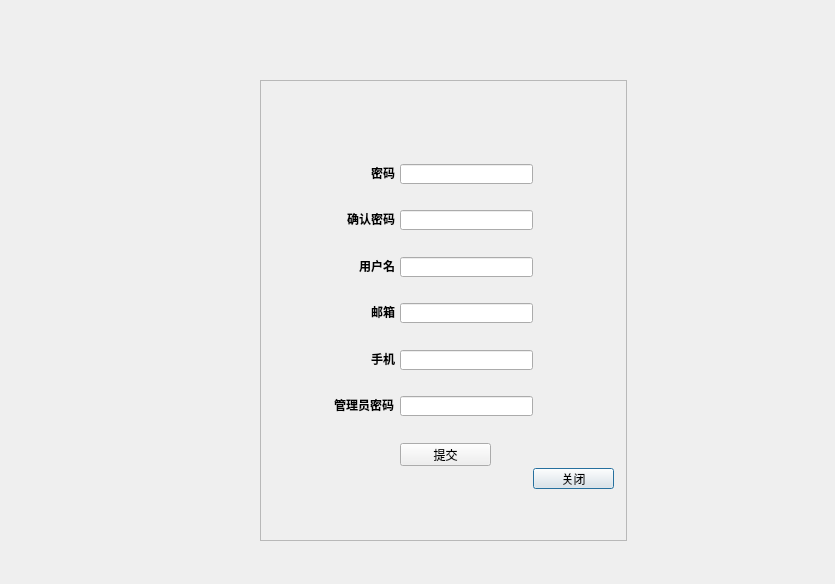
lwher/Library-System, file modify.ui: the form before one commit.
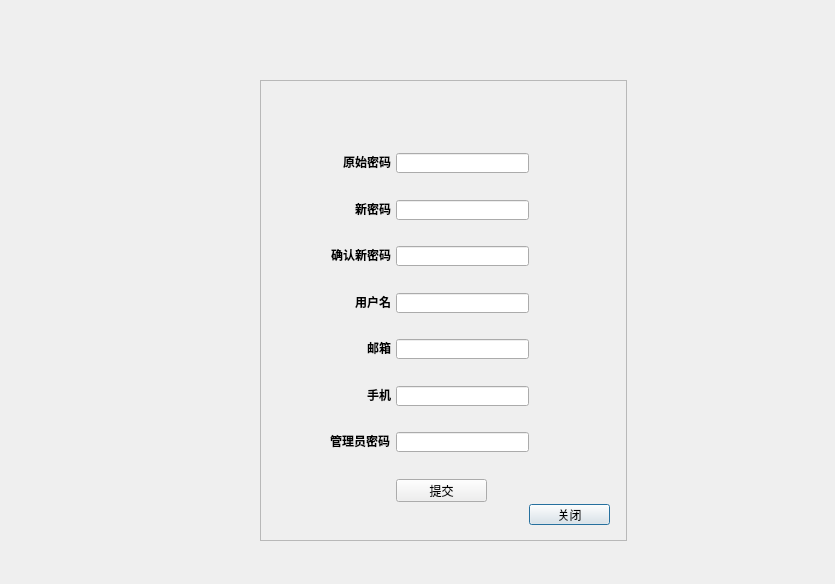
The form after the commit. Icons and pictures are not drawn.

```diff
--- a/modify.ui
+++ b/modify.ui
@@ -35,128 +35,11 @@
     <enum>QFrame::Raised</enum>
    </property>
   </widget>
-  <widget class="QLabel" name="label_4">
-   <property name="geometry">
-    <rect>
-     <x>334</x>
-     <y>303</y>
-     <width>61</width>
-     <height>17</height>
-    </rect>
-   </property>
-   <property name="styleSheet">
-    <string notr="true">font: 75 9pt &quot;微软雅黑&quot;;</string>
-   </property>
-   <property name="text">
-    <string>&lt;html&gt;&lt;head/&gt;&lt;body&gt;&lt;p align=&quot;right&quot;&gt;&lt;span style=&quot; font-weight:600;&quot;&gt;邮箱&lt;/span&gt;&lt;/p&gt;&lt;/body&gt;&lt;/html&gt;</string>
-   </property>
-  </widget>
-  <widget class="QLineEdit" name="phone_edit">
-   <property name="geometry">
-    <rect>
-     <x>400</x>
-     <y>350</y>
-     <width>133</width>
-     <height>20</height>
-    </rect>
-   </property>
-  </widget>
-  <widget class="QLineEdit" name="email_edit">
-   <property name="geometry">
-    <rect>
-     <x>400</x>
-     <y>303</y>
-     <width>133</width>
-     <height>20</height>
-    </rect>
-   </property>
-  </widget>
-  <widget class="QLineEdit" name="admin_edit">
-   <property name="geometry">
-    <rect>
-     <x>400</x>
-     <y>396</y>
-     <width>133</width>
-     <height>20</height>
-    </rect>
-   </property>
-  </widget>
-  <widget class="QLabel" name="label_6">
-   <property name="geometry">
-    <rect>
-     <x>334</x>
-     <y>396</y>
-     <width>60</width>
-     <height>17</height>
-    </rect>
-   </property>
-   <property name="styleSheet">
-    <string notr="true">font: 75 9pt &quot;微软雅黑&quot;;</string>
-   </property>
-   <property name="text">
-    <string>&lt;html&gt;&lt;head/&gt;&lt;body&gt;&lt;p align=&quot;right&quot;&gt;&lt;span style=&quot; font-weight:600;&quot;&gt;管理员密码&lt;/span&gt;&lt;/p&gt;&lt;/body&gt;&lt;/html&gt;</string>
-   </property>
-  </widget>
-  <widget class="QLabel" name="label_2">
-   <property name="geometry">
-    <rect>
-     <x>334</x>
-     <y>164</y>
-     <width>61</width>
-     <height>17</height>
-    </rect>
-   </property>
-   <property name="styleSheet">
-    <string notr="true">font: 75 9pt &quot;微软雅黑&quot;;</string>
-   </property>
-   <property name="text">
-    <string>&lt;html&gt;&lt;head/&gt;&lt;body&gt;&lt;p align=&quot;right&quot;&gt;&lt;span style=&quot; font-weight:600;&quot;&gt;密码&lt;/span&gt;&lt;/p&gt;&lt;/body&gt;&lt;/html&gt;</string>
-   </property>
-  </widget>
-  <widget class="QLineEdit" name="name_edit">
-   <property name="geometry">
-    <rect>
-     <x>400</x>
-     <y>257</y>
-     <width>133</width>
-     <height>20</height>
-    </rect>
-   </property>
-  </widget>
-  <widget class="QLineEdit" name="key_edit">
-   <property name="geometry">
-    <rect>
-     <x>400</x>
-     <y>164</y>
-     <width>133</width>
-     <height>20</height>
-    </rect>
-   </property>
-   <property name="echoMode">
-    <enum>QLineEdit::Normal</enum>
-   </property>
-  </widget>
-  <widget class="QLabel" name="label_7">
-   <property name="geometry">
-    <rect>
-     <x>334</x>
-     <y>210</y>
-     <width>61</width>
-     <height>17</height>
-    </rect>
-   </property>
-   <property name="styleSheet">
-    <string notr="true">font: 75 9pt &quot;微软雅黑&quot;;</string>
-   </property>
-   <property name="text">
-    <string>&lt;html&gt;&lt;head/&gt;&lt;body&gt;&lt;p align=&quot;right&quot;&gt;&lt;span style=&quot; font-weight:600;&quot;&gt;确认密码&lt;/span&gt;&lt;/p&gt;&lt;/body&gt;&lt;/html&gt;</string>
-   </property>
-  </widget>
   <widget class="QPushButton" name="exit_but">
    <property name="geometry">
     <rect>
-     <x>533</x>
-     <y>468</y>
+     <x>529</x>
+     <y>504</y>
      <width>81</width>
      <height>21</height>
     </rect>
@@ -165,11 +48,45 @@
     <string>关闭</string>
    </property>
   </widget>
+  <widget class="QLabel" name="label">
+   <property name="enabled">
+    <bool>true</bool>
+   </property>
+   <property name="geometry">
+    <rect>
+     <x>330</x>
+     <y>153</y>
+     <width>61</width>
+     <height>17</height>
+    </rect>
+   </property>
+   <property name="acceptDrops">
+    <bool>false</bool>
+   </property>
+   <property name="styleSheet">
+    <string notr="true">font: 75 9pt &quot;微软雅黑&quot;;</string>
+   </property>
+   <property name="frameShape">
+    <enum>QFrame::NoFrame</enum>
+   </property>
+   <property name="frameShadow">
+    <enum>QFrame::Plain</enum>
+   </property>
+   <property name="text">
+    <string>&lt;html&gt;&lt;head/&gt;&lt;body&gt;&lt;p align=&quot;right&quot;&gt;&lt;span style=&quot; font-weight:600;&quot;&gt;原始密码&lt;/span&gt;&lt;/p&gt;&lt;/body&gt;&lt;/html&gt;</string>
+   </property>
+   <property name="scaledContents">
+    <bool>false</bool>
+   </property>
+   <property name="wordWrap">
+    <bool>false</bool>
+   </property>
+  </widget>
   <widget class="QLabel" name="label_5">
    <property name="geometry">
     <rect>
-     <x>334</x>
-     <y>350</y>
+     <x>330</x>
+     <y>386</y>
      <width>61</width>
      <height>17</height>
     </rect>
@@ -185,11 +102,37 @@
     <string>&lt;html&gt;&lt;head/&gt;&lt;body&gt;&lt;p align=&quot;right&quot;&gt;&lt;span style=&quot; font-weight:600;&quot;&gt;手机&lt;/span&gt;&lt;/p&gt;&lt;/body&gt;&lt;/html&gt;</string>
    </property>
   </widget>
+  <widget class="QLineEdit" name="email_edit">
+   <property name="geometry">
+    <rect>
+     <x>396</x>
+     <y>339</y>
+     <width>133</width>
+     <height>20</height>
+    </rect>
+   </property>
+  </widget>
+  <widget class="QLabel" name="label_4">
+   <property name="geometry">
+    <rect>
+     <x>330</x>
+     <y>339</y>
+     <width>61</width>
+     <height>17</height>
+    </rect>
+   </property>
+   <property name="styleSheet">
+    <string notr="true">font: 75 9pt &quot;微软雅黑&quot;;</string>
+   </property>
+   <property name="text">
+    <string>&lt;html&gt;&lt;head/&gt;&lt;body&gt;&lt;p align=&quot;right&quot;&gt;&lt;span style=&quot; font-weight:600;&quot;&gt;邮箱&lt;/span&gt;&lt;/p&gt;&lt;/body&gt;&lt;/html&gt;</string>
+   </property>
+  </widget>
   <widget class="QLabel" name="label_3">
    <property name="geometry">
     <rect>
-     <x>334</x>
-     <y>257</y>
+     <x>330</x>
+     <y>293</y>
      <width>61</width>
      <height>17</height>
     </rect>
@@ -201,11 +144,99 @@
     <string>&lt;html&gt;&lt;head/&gt;&lt;body&gt;&lt;p align=&quot;right&quot;&gt;&lt;span style=&quot; font-weight:600;&quot;&gt;用户名&lt;/span&gt;&lt;/p&gt;&lt;/body&gt;&lt;/html&gt;</string>
    </property>
   </widget>
+  <widget class="QLineEdit" name="confirm_edit">
+   <property name="geometry">
+    <rect>
+     <x>396</x>
+     <y>246</y>
+     <width>133</width>
+     <height>20</height>
+    </rect>
+   </property>
+  </widget>
+  <widget class="QLineEdit" name="original_key_edit">
+   <property name="geometry">
+    <rect>
+     <x>396</x>
+     <y>153</y>
+     <width>133</width>
+     <height>20</height>
+    </rect>
+   </property>
+  </widget>
+  <widget class="QLabel" name="label_2">
+   <property name="geometry">
+    <rect>
+     <x>330</x>
+     <y>200</y>
+     <width>61</width>
+     <height>17</height>
+    </rect>
+   </property>
+   <property name="styleSheet">
+    <string notr="true">font: 75 9pt &quot;微软雅黑&quot;;</string>
+   </property>
+   <property name="text">
+    <string>&lt;html&gt;&lt;head/&gt;&lt;body&gt;&lt;p align=&quot;right&quot;&gt;&lt;span style=&quot; font-weight:600;&quot;&gt;新密码&lt;/span&gt;&lt;/p&gt;&lt;/body&gt;&lt;/html&gt;</string>
+   </property>
+  </widget>
+  <widget class="QLabel" name="label_6">
+   <property name="geometry">
+    <rect>
+     <x>330</x>
+     <y>432</y>
+     <width>60</width>
+     <height>17</height>
+    </rect>
+   </property>
+   <property name="styleSheet">
+    <string notr="true">font: 75 9pt &quot;微软雅黑&quot;;</string>
+   </property>
+   <property name="text">
+    <string>&lt;html&gt;&lt;head/&gt;&lt;body&gt;&lt;p align=&quot;right&quot;&gt;&lt;span style=&quot; font-weight:600;&quot;&gt;管理员密码&lt;/span&gt;&lt;/p&gt;&lt;/body&gt;&lt;/html&gt;</string>
+   </property>
+  </widget>
+  <widget class="QLineEdit" name="name_edit">
+   <property name="geometry">
+    <rect>
+     <x>396</x>
+     <y>293</y>
+     <width>133</width>
+     <height>20</height>
+    </rect>
+   </property>
+  </widget>
+  <widget class="QLabel" name="label_7">
+   <property name="geometry">
+    <rect>
+     <x>330</x>
+     <y>246</y>
+     <width>61</width>
+     <height>17</height>
+    </rect>
+   </property>
+   <property name="styleSheet">
+    <string notr="true">font: 75 9pt &quot;微软雅黑&quot;;</string>
+   </property>
+   <property name="text">
+    <string>&lt;html&gt;&lt;head/&gt;&lt;body&gt;&lt;p align=&quot;right&quot;&gt;&lt;span style=&quot; font-weight:600;&quot;&gt;确认新密码&lt;/span&gt;&lt;/p&gt;&lt;/body&gt;&lt;/html&gt;</string>
+   </property>
+  </widget>
+  <widget class="QLineEdit" name="admin_edit">
+   <property name="geometry">
+    <rect>
+     <x>396</x>
+     <y>432</y>
+     <width>133</width>
+     <height>20</height>
+    </rect>
+   </property>
+  </widget>
   <widget class="QPushButton" name="submit_but">
    <property name="geometry">
     <rect>
-     <x>400</x>
-     <y>443</y>
+     <x>396</x>
+     <y>479</y>
      <width>91</width>
      <height>23</height>
     </rect>
@@ -217,13 +248,26 @@
   <widget class="QLineEdit" name="confirm_edit">
    <property name="geometry">
     <rect>
-     <x>400</x>
-     <y>210</y>
+     <x>396</x>
+     <y>386</y>
      <width>133</width>
      <height>20</height>
     </rect>
    </property>
   </widget>
+  <widget class="QLineEdit" name="key_edit">
+   <property name="geometry">
+    <rect>
+     <x>396</x>
+     <y>200</y>
+     <width>133</width>
+     <height>20</height>
+    </rect>
+   </property>
+   <property name="echoMode">
+    <enum>QLineEdit::Normal</enum>
+   </property>
+  </widget>
  </widget>
  <resources/>
  <connections/>
```
Left out of the diff: 2 changed lines with no effect on the pictures.
